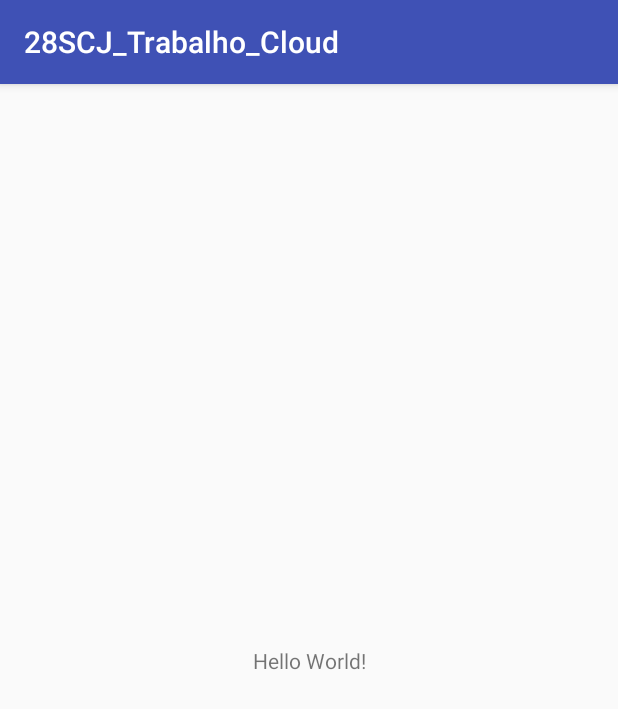
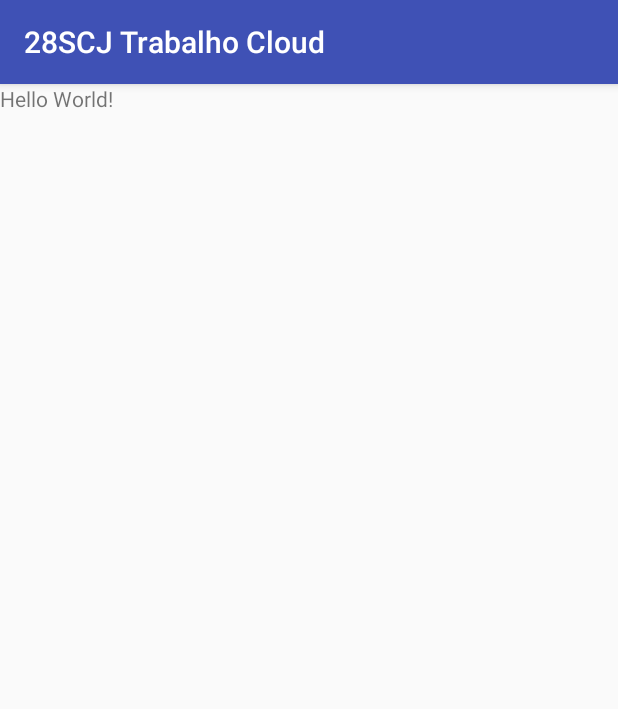
Before and after one commit to EduAraujoDev/28SCJ_Trabalho_Cloud, an Android app: the screen it shows after launch (MainActivity), on a phone screen of 412 x 824 dp. Shown: the top 709 px of the screen. Run offline under Robolectric (Android 15) with nearby library versions, the phone set to English and light mode, and no system bars.

```diff
--- a/app/build.gradle
+++ b/app/build.gradle
@@ -25,6 +25,7 @@ dependencies {
         exclude group: 'com.android.support', module: 'support-annotations'
     })
     compile 'com.android.support:appcompat-v7:25.3.1'
-    compile 'com.android.support.constraint:constraint-layout:1.0.0-alpha8'
+    compile 'com.google.android.gms:play-services-maps:11.0.0'
+    compile 'com.google.android.gms:play-services-location:11.0.0'
     testCompile 'junit:junit:4.12'
 }
--- a/app/src/main/res/layout/activity_main.xml
+++ b/app/src/main/res/layout/activity_main.xml
@@ -1,18 +1,13 @@
 <?xml version="1.0" encoding="utf-8"?>
-<android.support.constraint.ConstraintLayout xmlns:android="http://schemas.android.com/apk/res/android"
-    xmlns:app="http://schemas.android.com/apk/res-auto"
+<LinearLayout xmlns:android="http://schemas.android.com/apk/res/android"
     xmlns:tools="http://schemas.android.com/tools"
     android:layout_width="match_parent"
     android:layout_height="match_parent"
+    android:orientation="vertical"
     tools:context="com.eduaraujodev.a28scj_trabalho_cloud.MainActivity">
 
     <TextView
         android:layout_width="wrap_content"
         android:layout_height="wrap_content"
-        android:text="Hello World!"
-        app:layout_constraintBottom_toBottomOf="parent"
-        app:layout_constraintLeft_toLeftOf="parent"
-        app:layout_constraintRight_toRightOf="parent"
-        app:layout_constraintTop_toTopOf="parent" />
-
-</android.support.constraint.ConstraintLayout>
+        android:text="Hello World!" />
+</LinearLayout>
--- a/app/src/main/res/values/strings.xml
+++ b/app/src/main/res/values/strings.xml
@@ -1,3 +1,6 @@
 <resources>
     <string name="app_name">28SCJ_Trabalho_Cloud</string>
+    <string name="app_name_2">28SCJ Trabalho Cloud</string>
+
+    <string name="API_KEY"></string>
 </resources>
```
Also changed, not shown: app/src/main/AndroidManifest.xml (+20 -1 lines).
